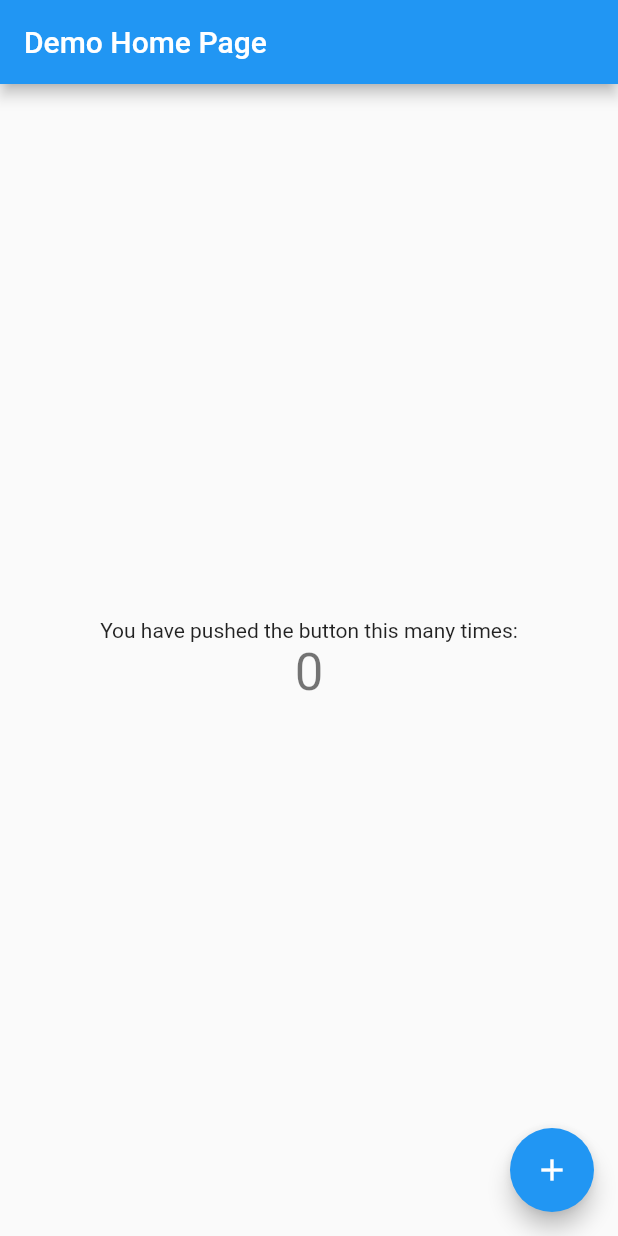
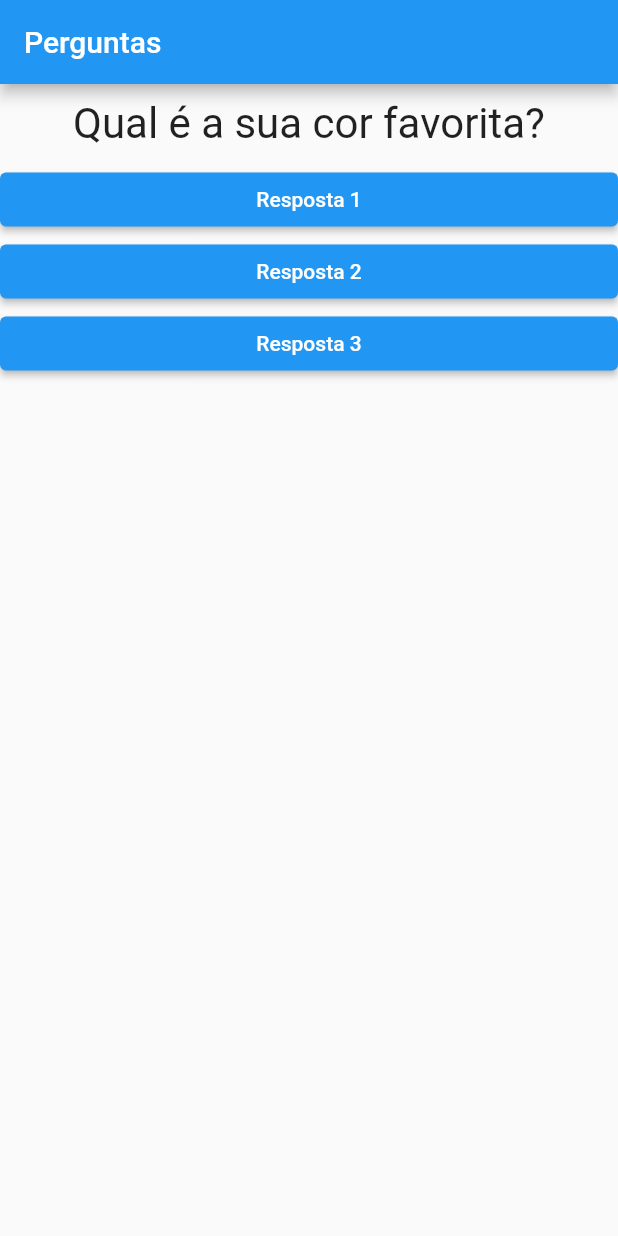
Before and after one commit to filipewb/projetoPerguntas-flutter, a Flutter app: the screen it shows after launch, on a phone screen of 412 x 824 dp. Run offline on Flutter 3.47's test engine with Material 2 defaults, Android fonts, the phone set to English and light mode, and no system bars.

Commit message:
adicionado perguntas e respostas com botoes prontos

```diff
--- a/lib/main.dart
+++ b/lib/main.dart
@@ -1,115 +1,70 @@
 import 'package:flutter/material.dart';
+import './questao.dart';
+import './resposta.dart';
 
-void main() {
-  runApp(const MyApp());
-}
+main() => runApp(PerguntaApp());
 
-class MyApp extends StatelessWidget {
-  const MyApp({super.key});
+class _PerguntaAppState extends State<PerguntaApp> {
+  var _perguntaSelecionada = 0;
 
-  // This widget is the root of your application.
-  @override
-  Widget build(BuildContext context) {
-    return MaterialApp(
-      title: 'Flutter Demo',
-      theme: ThemeData(
-        // This is the theme of your application.
-        //
-        // Try running your application with "flutter run". You'll see the
-        // application has a blue toolbar. Then, without quitting the app, try
-        // changing the primarySwatch below to Colors.green and then invoke
-        // "hot reload" (press "r" in the console where you ran "flutter run",
-        // or simply save your changes to "hot reload" in a Flutter IDE).
-        // Notice that the counter didn't reset back to zero; the application
-        // is not restarted.
-        primarySwatch: Colors.blue,
-      ),
-      home: const MyHomePage(title: 'Demo Home Page'),
-    );
-  }
-}
-
-class MyHomePage extends StatefulWidget {
-  const MyHomePage({super.key, required this.title});
-
-  // This widget is the home page of your application. It is stateful, meaning
-  // that it has a State object (defined below) that contains fields that affect
-  // how it looks.
-
-  // This class is the configuration for the state. It holds the values (in this
-  // case the title) provided by the parent (in this case the App widget) and
-  // used by the build method of the State. Fields in a Widget subclass are
-  // always marked "final".
-
-  final String title;
-
-  @override
-  State<MyHomePage> createState() => _MyHomePageState();
-}
-
-class _MyHomePageState extends State<MyHomePage> {
-  int _counter = 0;
-
-  void _incrementCounter() {
+  void _responder() {
     setState(() {
-      // This call to setState tells the Flutter framework that something has
-      // changed in this State, which causes it to rerun the build method below
-      // so that the display can reflect the updated values. If we changed
-      // _counter without calling setState(), then the build method would not be
-      // called again, and so nothing would appear to happen.
-      _counter++;
+      _perguntaSelecionada++;
     });
   }
 
   @override
   Widget build(BuildContext context) {
-    // This method is rerun every time setState is called, for instance as done
-    // by the _incrementCounter method above.
-    //
-    // The Flutter framework has been optimized to make rerunning build methods
-    // fast, so that you can just rebuild anything that needs updating rather
-    // than having to individually change instances of widgets.
-    return Scaffold(
-      appBar: AppBar(
-        // Here we take the value from the MyHomePage object that was created by
-        // the App.build method, and use it to set our appbar title.
-        title: Text(widget.title),
-      ),
-      body: Center(
-        // Center is a layout widget. It takes a single child and positions it
-        // in the middle of the parent.
-        child: Column(
-          // Column is also a layout widget. It takes a list of children and
-          // arranges them vertically. By default, it sizes itself to fit its
-          // children horizontally, and tries to be as tall as its parent.
-          //
-          // Invoke "debug painting" (press "p" in the console, choose the
-          // "Toggle Debug Paint" action from the Flutter Inspector in Android
-          // Studio, or the "Toggle Debug Paint" command in Visual Studio Code)
-          // to see the wireframe for each widget.
-          //
-          // Column has various properties to control how it sizes itself and
-          // how it positions its children. Here we use mainAxisAlignment to
-          // center the children vertically; the main axis here is the vertical
-          // axis because Columns are vertical (the cross axis would be
-          // horizontal).
-          mainAxisAlignment: MainAxisAlignment.center,
+    final perguntas = [
+      {
+        'texto': 'Qual é a sua cor favorita?',
+        'respostas': [
+          'Preto',
+          'Vermelho',
+          'Verde',
+          'Branco',
+        ],
+      },
+      {
+        'texto': 'Qual é o seu animal favorito?',
+        'respostas': [
+          'Coelho',
+          'Cobra',
+          'Elefante',
+          'Leao',
+        ],
+      },
+      {
+        'texto': 'Qual seu personagem favorito?',
+        'respostas': [
+          'Rei Julian',
+          'Alfred',
+          'Joao Frango',
+          'Pernalonga',
+        ],
+      }
+    ];
+
+    return MaterialApp(
+      home: Scaffold(
+        appBar: AppBar(
+          title: Text('Perguntas'),
+        ),
+        body: Column(
           children: <Widget>[
-            const Text(
-              'You have pushed the button this many times:',
-            ),
-            Text(
-              '$_counter',
-              style: Theme.of(context).textTheme.headline4,
-            ),
+            Questao(perguntas[_perguntaSelecionada]['texto'] as String),
+            Resposta('Resposta 1', _responder),
+            Resposta('Resposta 2', _responder),
+            Resposta('Resposta 3', _responder),
           ],
         ),
       ),
-      floatingActionButton: FloatingActionButton(
-        onPressed: _incrementCounter,
-        tooltip: 'Increment',
-        child: const Icon(Icons.add),
-      ), // This trailing comma makes auto-formatting nicer for build methods.
     );
   }
 }
+
+class PerguntaApp extends StatefulWidget {
+  _PerguntaAppState createState() {
+    return _PerguntaAppState();
+  }
+}
--- /dev/null
+++ b/lib/questao.dart
@@ -0,0 +1,20 @@
+import 'package:flutter/material.dart';
+
+class Questao extends StatelessWidget {
+  final String texto;
+
+  Questao(this.texto);
+
+  @override
+  Widget build(BuildContext context) {
+    return Container(
+      width: double.infinity,
+      margin: EdgeInsets.all(10),
+      child: Text(
+        texto,
+        style: TextStyle(fontSize: 28),
+        textAlign: TextAlign.center,
+      ),
+    );
+  }
+}
--- /dev/null
+++ b/lib/resposta.dart
@@ -0,0 +1,23 @@
+import 'package:flutter/material.dart';
+
+class Resposta extends StatelessWidget {
+  final String texto;
+  final void Function() quandoSelecionado;
+
+  Resposta(this.texto, this.quandoSelecionado);
+
+  @override
+  Widget build(BuildContext context) {
+    return Container(
+      width: double.infinity,
+      child: ElevatedButton(
+        child: Text(texto),
+        onPressed: quandoSelecionado,
+        style: ElevatedButton.styleFrom(
+          foregroundColor: Colors.white, // Text Color button
+          backgroundColor: Colors.blue, // Background color button
+        ),
+      ),
+    );
+  }
+}
```
Also changed, not shown: 1 other file.
